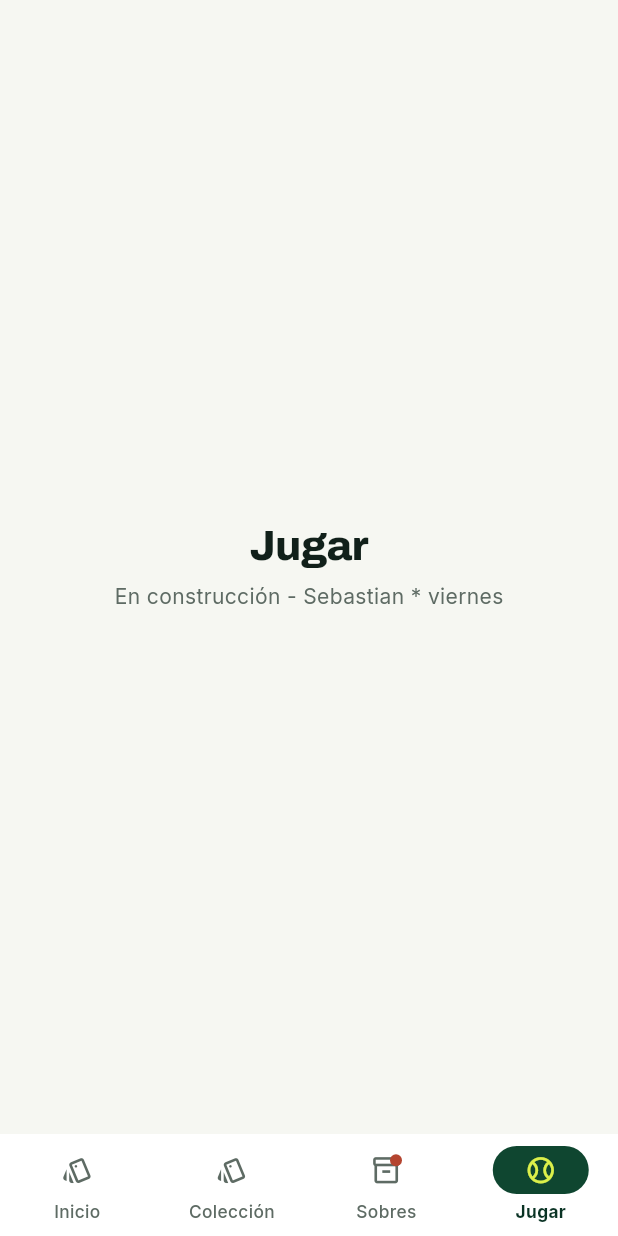
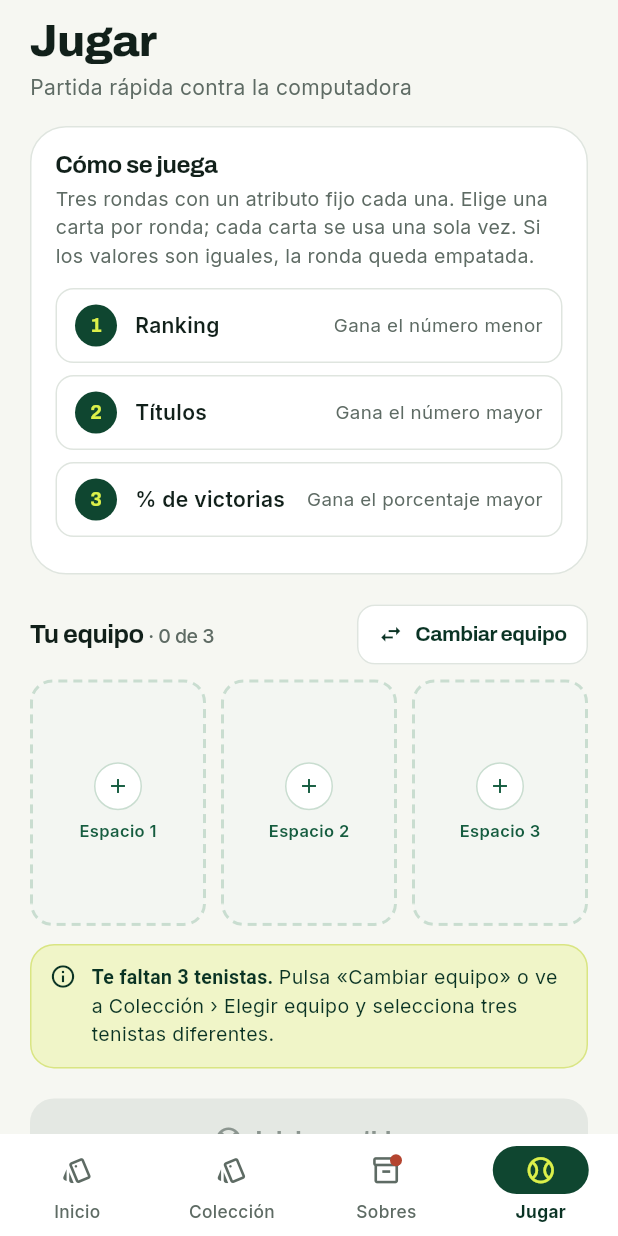
Before and after one commit to SebaGRT/SpinTCG, a Flutter app: the screen it shows after launch, item 4 of the bottom bar chosen, on a phone screen of 412 x 824 dp. Run offline on Flutter 3.47's test engine with Material 3 defaults, Android fonts, the phone set to English and light mode, and no system bars; statements that could not run were skipped.

Commit message:
Pestaña de jugar con el diseño

```diff
--- a/app_flutter/lib/presentation/app_shell.dart
+++ b/app_flutter/lib/presentation/app_shell.dart
@@ -3,6 +3,7 @@ import '../application/app_controller.dart';
 import 'home_page.dart';
 import 'navigation.dart';
 import 'pendiente.dart';
+import 'play_page.dart';
 import 'theme.dart';
 import 'widgets/court_button.dart';
 
@@ -54,7 +55,7 @@ class AppShell extends StatelessWidget {
               HomePage(app: app),
               const PantallaPendiente('Coleccion', owner: 'Emma * viernes'),
               const PantallaPendiente('Sobres', owner: 'Miguel * jueves'),
-              const PantallaPendiente('Jugar', owner: 'Sebastian * viernes'),
+              PlayPage(app: app),
             ],
           ),
         ),
--- a/app_flutter/lib/presentation/packs_page.dart
+++ b/app_flutter/lib/presentation/packs_page.dart
@@ -41,7 +41,7 @@ class PacksPage extends StatelessWidget {
     }
   }
 
-    // --- La pantalla ---
+  // --- La pantalla ---
 
   @override
   Widget build(BuildContext context) {
@@ -149,7 +149,7 @@ class PacksPage extends StatelessWidget {
     );
   }
 
-    // --- Piezas pequeñas ---
+  // --- Piezas pequeñas ---
 
   Widget _ring(double size, Color color) => Container(
     width: size,
@@ -181,7 +181,7 @@ class PacksPage extends StatelessWidget {
     ),
   );
 
-    Widget _tag(String text) => Container(
+  Widget _tag(String text) => Container(
     padding: const EdgeInsets.symmetric(horizontal: 10, vertical: 4),
     decoration: BoxDecoration(
       color: Court.c50,
--- /dev/null
+++ b/app_flutter/lib/presentation/play_page.dart
@@ -0,0 +1,180 @@
+import 'package:flutter/material.dart';
+import '../application/app_controller.dart';
+import 'match_page.dart';
+import 'navigation.dart';
+import 'team_page.dart';
+import 'theme.dart';
+import 'widgets/common.dart';
+import 'widgets/court_button.dart';
+import 'widgets/team_slot.dart';
+
+class PlayPage extends StatelessWidget {
+  final AppController app;
+  const PlayPage({super.key, required this.app});
+
+  void _openTeam(BuildContext context) =>
+      openPage(context, app, () => TeamPage(app: app));
+
+  void _start(BuildContext context) {
+    final match = app.startMatch();
+    openPage(context, app, () => MatchPage(app: app, match: match));
+  }
+
+  // --- La pantalla ---
+
+  @override
+  Widget build(BuildContext context) {
+    final chosen = app.team.length;
+    final missing = 3 - chosen;
+    return ListView(
+      padding: const EdgeInsets.only(bottom: 24),
+      children: [
+        const ScreenTitle(
+          'Jugar',
+          subtitle: 'Partida rápida contra la computadora',
+        ),
+        Container(
+          margin: const EdgeInsets.symmetric(horizontal: 20),
+          padding: const EdgeInsets.all(16),
+          decoration: BoxDecoration(
+            color: Colors.white,
+            borderRadius: BorderRadius.circular(24),
+            border: Border.all(color: Court.line),
+          ),
+          child: Column(
+            crossAxisAlignment: CrossAxisAlignment.start,
+            children: [
+              Text(
+                'Cómo se juega',
+                style: display(16, weight: FontWeight.w700),
+              ),
+              const SizedBox(height: 4),
+              Text(
+                'Tres rondas con un atributo fijo cada una. Elige una carta '
+                'por ronda; cada carta se usa una sola vez. Si los valores '
+                'son iguales, la ronda queda empatada.',
+                style: body(13, color: Court.muted),
+              ),
+              const SizedBox(height: 12),
+              const RulesList(),
+            ],
+          ),
+        ),
+        const SizedBox(height: 20),
+        Padding(
+          padding: const EdgeInsets.symmetric(horizontal: 20),
+          child: Column(
+            crossAxisAlignment: CrossAxisAlignment.start,
+            children: [
+              Row(
+                children: [
+                  Expanded(
+                    child: Text.rich(
+                      TextSpan(
+                        text: 'Tu equipo ',
+                        style: display(17, weight: FontWeight.w700),
+                        children: [
+                          TextSpan(
+                            text: '· $chosen de 3',
+                            style: body(
+                              13,
+                              weight: FontWeight.w500,
+                              color: Court.muted,
+                            ),
+                          ),
+                        ],
+                      ),
+                    ),
+                  ),
+                  CourtButton(
+                    'Cambiar equipo',
+                    variant: ButtonVariant.secondary,
+                    size: ButtonSize.sm,
+                    icon: Icons.swap_horiz,
+                    onPressed: () => _openTeam(context),
+                  ),
+                ],
+              ),
+              const SizedBox(height: 10),
+              Row(
+                children: [
+                  for (var i = 0; i < 3; i++) ...[
+                    if (i > 0) const SizedBox(width: 10),
+                    Expanded(
+                      child: i < chosen
+                          ? TeamSlot(
+                              index: i,
+                              card: app.selected[i],
+                              number: app.numberOf(app.selected[i]),
+                            )
+                          : TeamSlot(index: i, onTap: () => _openTeam(context)),
+                    ),
+                  ],
+                ],
+              ),
+              if (missing > 0) ...[
+                const SizedBox(height: 12),
+                Container(
+                  padding: const EdgeInsets.all(12),
+                  decoration: BoxDecoration(
+                    color: Court.ball.withValues(alpha: 0.25),
+                    borderRadius: BorderRadius.circular(16),
+                    border: Border.all(
+                      color: Court.ballDark.withValues(alpha: 0.4),
+                    ),
+                  ),
+                  child: Row(
+                    crossAxisAlignment: CrossAxisAlignment.start,
+                    children: [
+                      const Icon(
+                        Icons.info_outline,
+                        size: 18,
+                        color: Court.c900,
+                      ),
+                      const SizedBox(width: 10),
+                      Expanded(
+                        child: Text.rich(
+                          TextSpan(
+                            style: body(13, color: Court.c900),
+                            children: [
+                              TextSpan(
+                                text: missing == 1
+                                    ? 'Te falta 1 tenista. '
+                                    : 'Te faltan $missing tenistas. ',
+                                style: const TextStyle(
+                                  fontWeight: FontWeight.w700,
+                                ),
+                              ),
+                              const TextSpan(
+                                text:
+                                    'Pulsa «Cambiar equipo» o ve a '
+                                    'Colección › Elegir equipo y selecciona '
+                                    'tres tenistas diferentes.',
+                              ),
+                            ],
+                          ),
+                        ),
+                      ),
+                    ],
+                  ),
+                ),
+              ],
+            ],
+          ),
+        ),
+        const SizedBox(height: 20),
+        Padding(
+          padding: const EdgeInsets.symmetric(horizontal: 20),
+          child: CourtButton(
+            'Iniciar partida',
+            variant: ButtonVariant.accent,
+            size: ButtonSize.lg,
+            icon: Icons.sports_baseball_outlined,
+            full: true,
+            onPressed: missing == 0 && !app.busy ? () => _start(context) : null,
+          ),
+        ),
+      ],
+    );
+  }
+}
--- a/app_flutter/lib/presentation/reveal_page.dart
+++ b/app_flutter/lib/presentation/reveal_page.dart
@@ -124,7 +124,7 @@ class _RevealPageState extends State<RevealPage> {
     );
   }
 
-    // --- Una carta y su etiqueta ---
+  // --- Una carta y su etiqueta ---
 
   Widget _card(int i) {
     if (i >= widget.cards.length) return const SizedBox.shrink();
@@ -159,7 +159,7 @@ class _RevealPageState extends State<RevealPage> {
     );
   }
 
-    /// Etiqueta "Nueva" o "Duplicada · ×N" sobre la carta revelada.
+  /// Etiqueta "Nueva" o "Duplicada · ×N" sobre la carta revelada.
   Widget _badge(PackCard pack) => Container(
     padding: const EdgeInsets.symmetric(horizontal: 10, vertical: 4),
     decoration: BoxDecoration(
--- a/app_flutter/lib/presentation/widgets/pack_art.dart
+++ b/app_flutter/lib/presentation/widgets/pack_art.dart
@@ -59,7 +59,7 @@ class _PackPainter extends CustomPainter {
     );
   }
 
-    @override
+  @override
   void paint(Canvas canvas, Size size) {
     canvas.scale(size.width / 200, size.height / 290);
     const flap = Color(0xff155c3f);
@@ -135,7 +135,7 @@ class _PackPainter extends CustomPainter {
       Paint()..color = flap,
     );
 
-        final lines = Paint()
+    final lines = Paint()
       ..color = Colors.white.withValues(alpha: 0.18)
       ..style = PaintingStyle.stroke
       ..strokeWidth = 1.2;
```
Also changed, not shown: app_flutter/lib/presentation/team_page.dart (line endings or trailing spaces).
